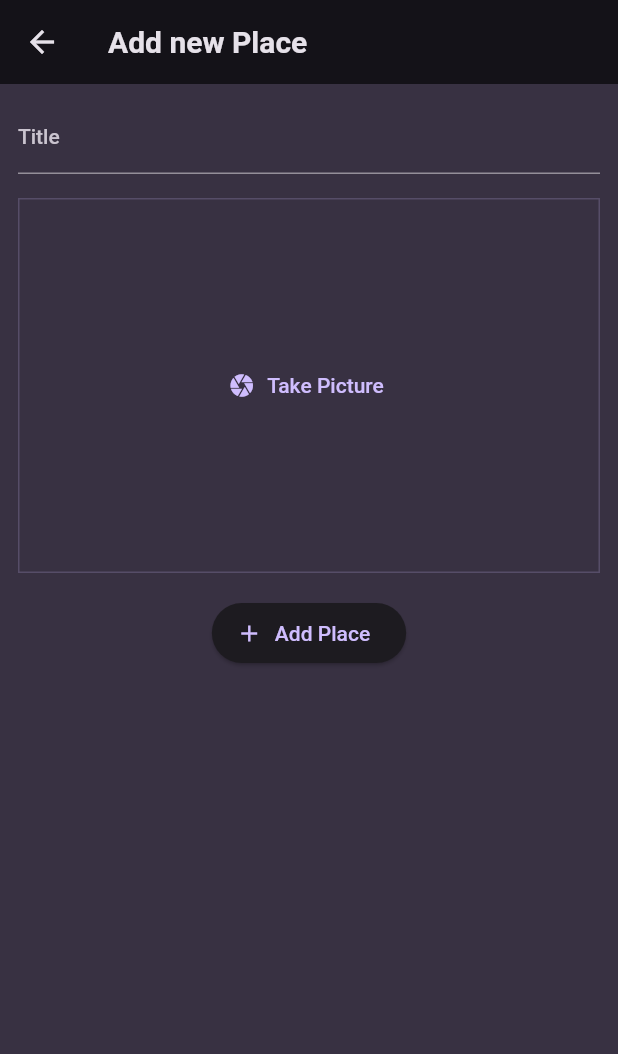
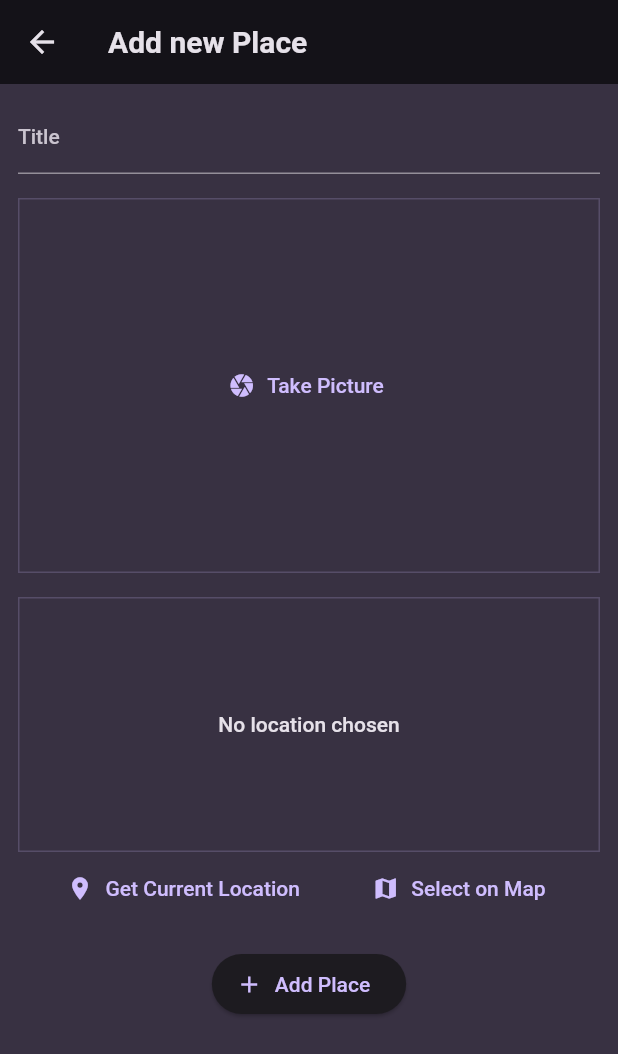
Before and after one commit to RishavGupta1C/favorite_places, a Flutter app: the AddPlaceScreen screen opened directly, on a phone screen of 412 x 824 dp. Shown: the top 1054 px of the screen. Run offline on Flutter 3.47's test engine with Material 2 defaults, Android fonts, the phone set to English and light mode, and no system bars; our stand-ins replace flutter_riverpod, google_fonts, image_picker.

Commit message:
twentieth commit

```diff
--- a/lib/screens/add_place.dart
+++ b/lib/screens/add_place.dart
@@ -2,6 +2,7 @@ import 'dart:io';
 import 'package:flutter/material.dart';
 import 'package:flutter_riverpod/flutter_riverpod.dart';
 
+import 'package:favorite_places/widgets/location_input.dart';
 import 'package:favorite_places/widgets/image_input.dart';
 import 'package:favorite_places/providers/user_places.dart';
 
@@ -68,6 +69,10 @@ class _AddPlaceScreenState extends ConsumerState<AddPlaceScreen> {
             const SizedBox(
               height: 16,
             ),
+            LocationInput(),
+            const SizedBox(
+              height: 16,
+            ),
             ElevatedButton.icon(
               onPressed: _savePlace,
               icon: const Icon(Icons.add),
--- /dev/null
+++ b/lib/widgets/location_input.dart
@@ -0,0 +1,54 @@
+import 'package:flutter/material.dart';
+
+class LocationInput extends StatefulWidget {
+  const LocationInput({Key? key}) : super(key: key);
+
+  @override
+  State<LocationInput> createState() {
+    return _LocationInputState();
+  }
+}
+
+class _LocationInputState extends State<LocationInput> {
+  @override
+  Widget build(BuildContext context) {
+    return Column(
+      children: [
+        // To show the map snapshot of the location of the place
+        Container(
+          height: 170,
+          width: double.infinity,
+          alignment: Alignment.center,
+          decoration: BoxDecoration(
+            border: Border.all(
+              width: 1,
+              color: Theme.of(context).colorScheme.primary.withOpacity(0.2),
+            ),
+          ),
+          child: Text(
+            'No location chosen',
+            textAlign: TextAlign.center,
+            style: Theme.of(context).textTheme.bodyLarge!.copyWith(
+                  color: Theme.of(context).colorScheme.onBackground,
+                ),
+          ),
+        ),
+        Row(
+          mainAxisAlignment: MainAxisAlignment.spaceEvenly,
+          children: [
+            TextButton.icon(
+              onPressed: () {},
+              icon: const Icon(Icons.location_on),
+              label: const Text('Get Current Location'),
+            ),
+            TextButton.icon(
+              onPressed: () {},
+              icon: const Icon(Icons.map),
+              label: const Text('Select on Map'),
+            )
+          ],
+        )
+      ],
+    );
+  }
+}
--- a/lib/widgets/places_list.dart
+++ b/lib/widgets/places_list.dart
@@ -23,6 +23,12 @@ class PlacesList extends StatelessWidget {
     return ListView.builder(
       itemCount: places.length,
       itemBuilder: (context, index) => ListTile(
+        leading: CircleAvatar(
+          radius: 26,
+          // backgroundImage want a image provider and not an actual Image.file()
+          // which is a widget, so we will use FileImage
+          backgroundImage: FileImage(places[index].image),
+        ),
         title: Text(
           places[index].title,
           style: Theme.of(context).textTheme.titleMedium!.copyWith(
--- a/pubspec.yaml
+++ b/pubspec.yaml
@@ -38,6 +38,7 @@ dependencies:
   uuid: ^3.0.0
   flutter_riverpod: ^1.0.3+1
   image_picker: ^0.8.6+1
+  location: ^4.4.0
 
 dev_dependencies:
   flutter_test:
```
Also changed, not shown: lib/screens/place_detail.dart (+11 -5 lines), lib/screens/places.dart (+5 -2 lines), pubspec.lock, 1 other file.
